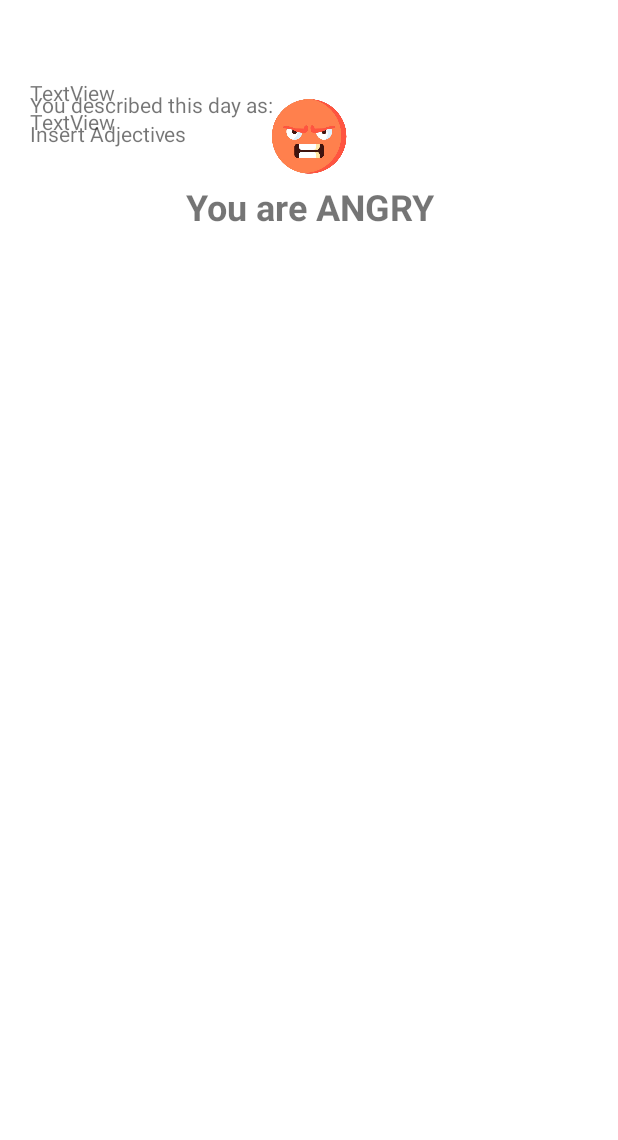
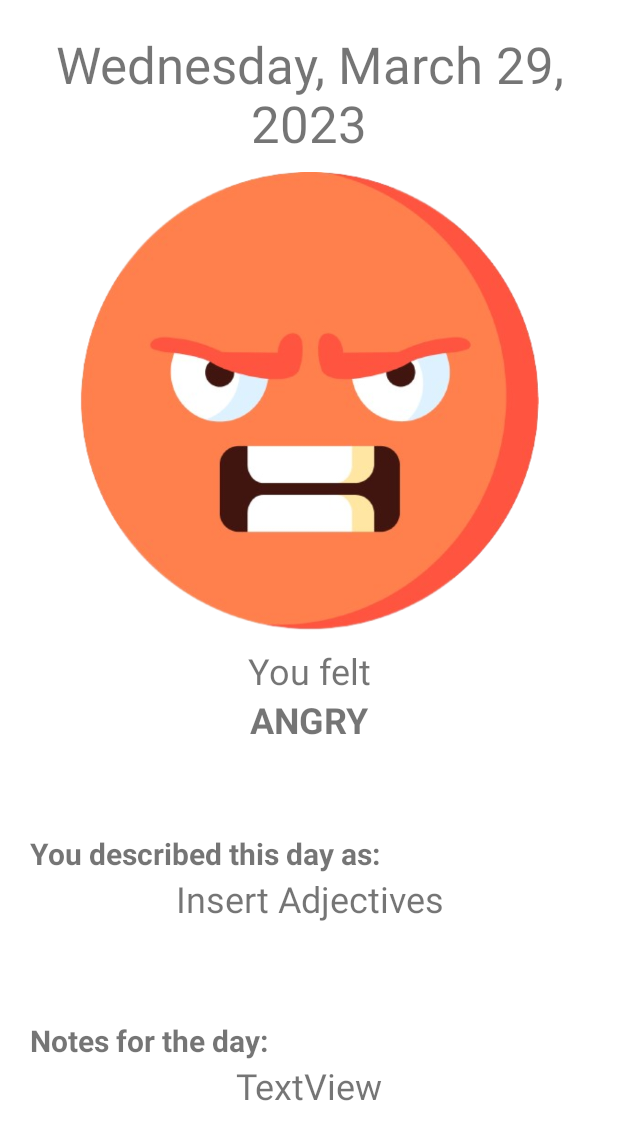
Before and after one commit to diegooooop/Bright_Side_Project, an Android app: the layout item_layout_sample_summary.xml on its own in the app's theme, with its tools: preview values and no code run, on a phone screen of 412 x 824 dp. Shown: the top 1140 px of the screen. Run offline under Robolectric (Android 15) with nearby library versions, the phone set to English and light mode, and no system bars.

Commit message:
fixed layout

```diff
--- a/app/src/main/java/com/mobdeve/s11/pallasigue/diego/brightsideproject/WeeklySummaryActivity.kt
+++ b/app/src/main/java/com/mobdeve/s11/pallasigue/diego/brightsideproject/WeeklySummaryActivity.kt
@@ -5,7 +5,9 @@ import androidx.appcompat.app.AppCompatActivity
 import android.os.Bundle
 import androidx.annotation.RequiresApi
 import androidx.recyclerview.widget.LinearLayoutManager
+import androidx.recyclerview.widget.PagerSnapHelper
 import androidx.recyclerview.widget.RecyclerView
+import androidx.recyclerview.widget.SnapHelper
 
 class WeeklySummaryActivity : AppCompatActivity() {
 
@@ -23,5 +25,8 @@ class WeeklySummaryActivity : AppCompatActivity() {
         val linearLayoutManager = LinearLayoutManager(this)
         linearLayoutManager.orientation = LinearLayoutManager.HORIZONTAL
         this.recyclerView.layoutManager = linearLayoutManager
+
+        val snapHelper: SnapHelper = PagerSnapHelper()
+        snapHelper.attachToRecyclerView(recyclerView)
     }
 }
--- a/app/src/main/res/layout/item_layout_sample_summary.xml
+++ b/app/src/main/res/layout/item_layout_sample_summary.xml
@@ -8,74 +8,108 @@
 
     <LinearLayout
         android:layout_width="match_parent"
+        android:layout_height="match_parent"
+        android:orientation="vertical">
+
+        <TextView
+            android:id="@+id/tv_logdate"
+            android:layout_width="match_parent"
             android:layout_height="wrap_content"
-        android:layout_marginBottom="604dp"
-        android:layout_weight="1"
-        android:orientation="vertical"
-        app:layout_constraintBottom_toBottomOf="parent"
-        app:layout_constraintEnd_toEndOf="parent"
-        app:layout_constraintStart_toStartOf="parent"
-        app:layout_constraintTop_toTopOf="parent">
+            android:gravity="center"
+            android:text="Wednesday, March 29, 2023"
+            android:textSize="34sp" />
+
+        <LinearLayout
+            android:id="@+id/ll_contententry"
+            android:layout_width="match_parent"
+            android:layout_height="match_parent"
+            android:orientation="vertical">
 
             <ImageView
-            android:id="@+id/imageView2"
+                android:id="@+id/iv_logmood"
                 android:layout_width="match_parent"
-            android:layout_height="50dp"
-            android:layout_weight="1"
+                android:layout_height="match_parent"
+                android:layout_weight="1.3"
+                android:adjustViewBounds="true"
+                android:padding="10dp"
+                android:scaleType="fitCenter"
                 app:srcCompat="@drawable/angry" />
 
+            <LinearLayout
+                android:id="@+id/linearLayout"
+                android:layout_width="match_parent"
+                android:layout_height="match_parent"
+                android:layout_weight="2"
+                android:orientation="vertical">
+
                 <TextView
-            android:id="@+id/textView3"
+                    android:id="@+id/moodtext"
                     android:layout_width="match_parent"
                     android:layout_height="wrap_content"
-            android:layout_weight="1"
+                    android:gravity="bottom|center"
+                    android:text="You felt"
+                    android:textSize="24sp" />
+
+                <TextView
+                    android:id="@+id/tv_moodname"
+                    android:layout_width="match_parent"
+                    android:layout_height="wrap_content"
                     android:gravity="center_horizontal"
-            android:paddingTop="5dp"
-            android:text="You are ANGRY"
+                    android:text="ANGRY"
                     android:textSize="24sp"
                     android:textStyle="bold" />
             </LinearLayout>
 
             <LinearLayout
+                android:id="@+id/linearLayout2"
+                android:layout_width="match_parent"
+                android:layout_height="match_parent"
+                android:layout_weight="2"
+                android:orientation="vertical">
+
+                <TextView
+                    android:id="@+id/adjectives"
                     android:layout_width="match_parent"
                     android:layout_height="wrap_content"
-        android:layout_marginTop="40dp"
-        android:layout_weight="1"
-        android:orientation="vertical"
-        app:layout_constraintTop_toTopOf="parent">
+                    android:text="You described this day as:"
+                    android:textSize="20sp"
+                    android:textStyle="bold" />
 
                 <TextView
-            android:id="@+id/textView4"
+                    android:id="@+id/tv_adjectivelist"
                     android:layout_width="match_parent"
                     android:layout_height="wrap_content"
-            android:text="You described this day as:" />
+                    android:gravity="center"
+                    android:text="Insert Adjectives"
+                    android:textSize="24sp"
+                    android:textStyle="normal" />
 
-        <TextView
-            android:id="@+id/textView5"
-            android:layout_width="match_parent"
-            android:layout_height="wrap_content"
-            android:text="Insert Adjectives" />
             </LinearLayout>
 
             <LinearLayout
                 android:layout_width="match_parent"
-        android:layout_height="wrap_content"
-        android:layout_marginTop="32dp"
-        android:layout_weight="1"
-        android:orientation="vertical"
-        app:layout_constraintTop_toTopOf="parent">
+                android:layout_height="match_parent"
+                android:layout_weight="2"
+                android:orientation="vertical">
 
                 <TextView
-            android:id="@+id/textView6"
+                    android:id="@+id/notes"
                     android:layout_width="match_parent"
                     android:layout_height="wrap_content"
-            android:text="TextView" />
+                    android:text="Notes for the day:"
+                    android:textSize="20sp"
+                    android:textStyle="bold" />
 
                 <TextView
-            android:id="@+id/textView7"
+                    android:id="@+id/tv_noteslist"
                     android:layout_width="match_parent"
                     android:layout_height="wrap_content"
-            android:text="TextView" />
+                    android:gravity="center"
+                    android:text="TextView"
+                    android:textSize="24sp" />
+            </LinearLayout>
+        </LinearLayout>
+
     </LinearLayout>
 
 </androidx.constraintlayout.widget.ConstraintLayout>
```
Lines whose indentation alone changed are shown as unchanged.
